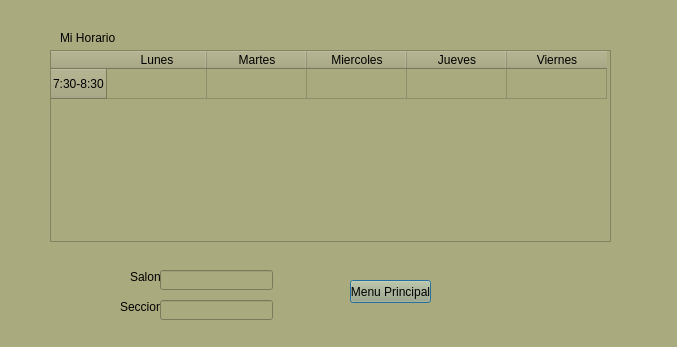
Old version of the form materiasmaestro.ui in the repository TellaCampos/proyecto-escuela.
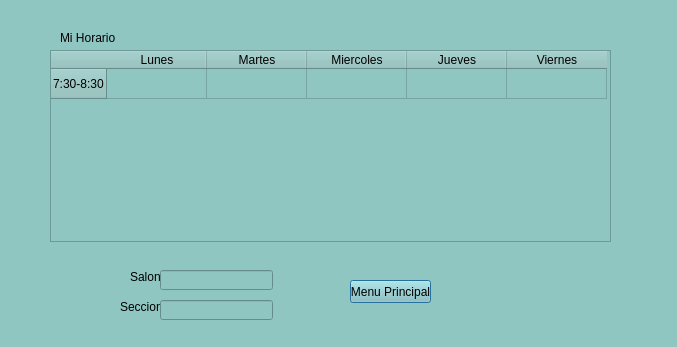
New version of the form.

```diff
--- a/materiasmaestro.ui
+++ b/materiasmaestro.ui
@@ -14,7 +14,7 @@
    <string>Dialog</string>
   </property>
   <property name="styleSheet">
-   <string notr="true">background-color: rgb(170, 170, 127);</string>
+   <string notr="true">background-color: rgb(143, 198, 194);</string>
   </property>
   <widget class="QTableWidget" name="tableWidget">
    <property name="geometry">
```
